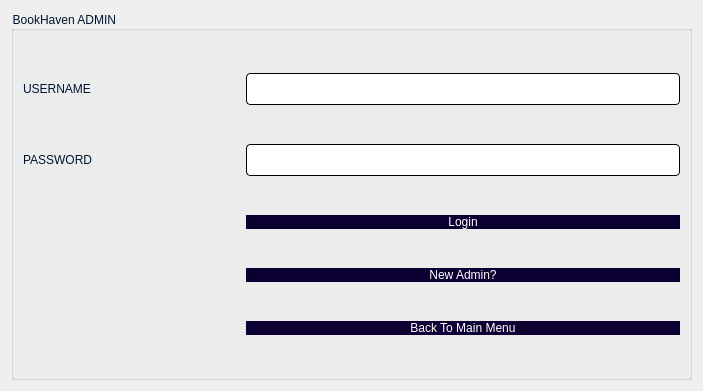
Above: BookHaven_(library+bookshop)/login.ui from akibhaider/BOOK_HAVEN before the change. Below: the same form after it.
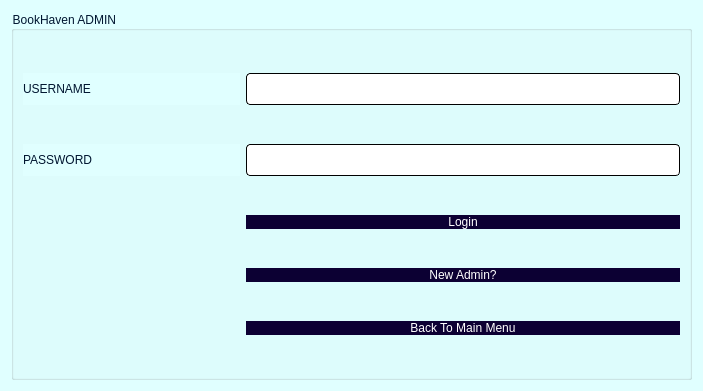
That is the form after the change.

```diff
--- a/BookHaven_(library+bookshop)/login.ui
+++ b/BookHaven_(library+bookshop)/login.ui
@@ -13,6 +13,9 @@
   <property name="windowTitle">
    <string>Dialog</string>
   </property>
+  <property name="styleSheet">
+   <string notr="true">background-color: rgb(224, 255, 255);</string>
+  </property>
   <layout class="QVBoxLayout" name="verticalLayout">
    <item>
     <widget class="QGroupBox" name="loginGroup">
```
